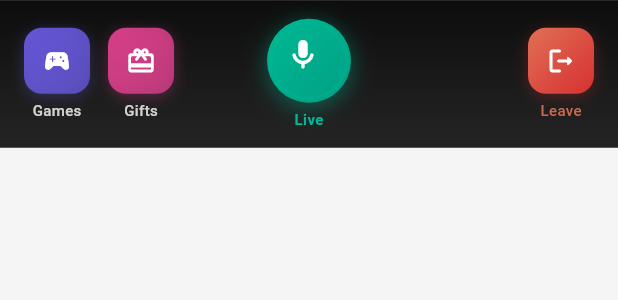
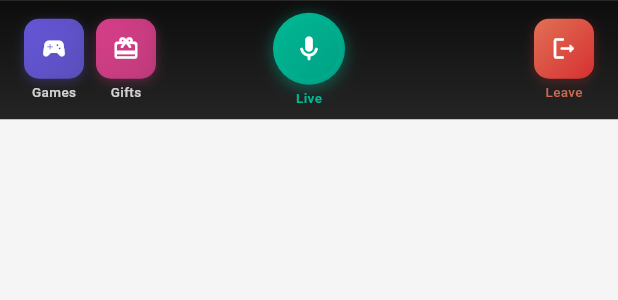
Before and after one commit to JuniorCarti/Haraka-Afya_AI, a Flutter app: the BottomControls widget shown alone on an empty page, opened directly with empty values, on a phone screen of 412 x 824 dp. Shown: the top 300 px of the screen. Run offline on Flutter 3.47's test engine with Material 3 defaults, Android fonts, the phone set to English and light mode, and no system bars; our stand-ins replace cached_network_image, cloud_firestore, emoji_picker_flutter, firebase_auth, firebase_core, flutter_dotenv and 15 more; missing offline and left inert: device_calendar, flutter_facebook_auth, flutter_polyline_points, flutter_webrtc; accounts and stored records are empty; network calls fail.

```diff
--- a/lib/screens/voice_room/widgets/bottom_controls.dart
+++ b/lib/screens/voice_room/widgets/bottom_controls.dart
@@ -25,7 +25,7 @@ class BottomControls extends StatelessWidget {
     return SafeArea(
       top: false,
       child: Container(
-        padding: const EdgeInsets.symmetric(horizontal: 16, vertical: 12),
+        padding: const EdgeInsets.symmetric(horizontal: 16, vertical: 8), // Reduced vertical padding
         decoration: BoxDecoration(
           gradient: LinearGradient(
             colors: [
@@ -60,7 +60,7 @@ class BottomControls extends StatelessWidget {
                       onPressed: onShowGamesMenu,
                       color: const Color(0xFF6C5CE7),
                     ),
-                    const SizedBox(width: 12),
+                    const SizedBox(width: 8), // Reduced spacing
 
                     _buildActionButton(
                       icon: Icons.card_giftcard_rounded,
@@ -68,7 +68,7 @@ class BottomControls extends StatelessWidget {
                       onPressed: onShowGiftMenu,
                       color: const Color(0xFFE84393),
                     ),
-                    const SizedBox(width: 12),
+                    const SizedBox(width: 8), // Reduced spacing
 
                     // Background button - only for host
                     if (isHost)
@@ -111,8 +111,8 @@ class BottomControls extends StatelessWidget {
       mainAxisSize: MainAxisSize.min,
       children: [
         Container(
-          width: 44,
-          height: 44,
+          width: 40, // Reduced from 44
+          height: 40, // Reduced from 44
           decoration: BoxDecoration(
             gradient: LinearGradient(
               colors: [
@@ -122,11 +122,11 @@ class BottomControls extends StatelessWidget {
               begin: Alignment.topLeft,
               end: Alignment.bottomRight,
             ),
-            borderRadius: BorderRadius.circular(12),
+            borderRadius: BorderRadius.circular(10), // Slightly smaller radius
             boxShadow: [
               BoxShadow(
                 color: color.withOpacity(0.3),
-                blurRadius: 8,
+                blurRadius: 6, // Reduced blur
                 offset: const Offset(0, 2),
               ),
             ],
@@ -135,19 +135,19 @@ class BottomControls extends StatelessWidget {
             icon: Icon(
               icon,
               color: Colors.white,
-              size: 20,
+              size: 18, // Reduced icon size
             ),
             onPressed: onPressed,
             padding: EdgeInsets.zero,
             tooltip: label,
           ),
         ),
-        const SizedBox(height: 4),
+        const SizedBox(height: 2), // Reduced spacing
         Text(
           label,
           style: TextStyle(
             color: Colors.white.withOpacity(0.8),
-            fontSize: 10,
+            fontSize: 9, // Reduced font size
             fontWeight: FontWeight.w500,
           ),
         ),
@@ -160,8 +160,8 @@ class BottomControls extends StatelessWidget {
       mainAxisSize: MainAxisSize.min,
       children: [
         Container(
-          width: 56,
-          height: 56,
+          width: 48, // Reduced from 56
+          height: 48, // Reduced from 56
           decoration: BoxDecoration(
             shape: BoxShape.circle,
             gradient: isMuted
@@ -178,9 +178,9 @@ class BottomControls extends StatelessWidget {
             boxShadow: [
               BoxShadow(
                 color: (isMuted ? const Color(0xFF636E72) : const Color(0xFF00B894)).withOpacity(0.4),
-                blurRadius: 12,
+                blurRadius: 8, // Reduced blur
                 spreadRadius: 1,
-                offset: const Offset(0, 3),
+                offset: const Offset(0, 2), // Reduced offset
               ),
             ],
           ),
@@ -195,7 +195,7 @@ class BottomControls extends StatelessWidget {
                       shape: BoxShape.circle,
                       border: Border.all(
                         color: const Color(0xFF00B894).withOpacity(0.3),
-                        width: 2,
+                        width: 1.5, // Reduced border width
                       ),
                     ),
                   ),
@@ -205,7 +205,7 @@ class BottomControls extends StatelessWidget {
                 icon: Icon(
                   isMuted ? Icons.mic_off_rounded : Icons.mic_rounded,
                   color: Colors.white,
-                  size: 24,
+                  size: 20, // Reduced icon size
                 ),
                 onPressed: onToggleMicrophone,
                 padding: EdgeInsets.zero,
@@ -214,12 +214,12 @@ class BottomControls extends StatelessWidget {
             ],
           ),
         ),
-        const SizedBox(height: 4),
+        const SizedBox(height: 2), // Reduced spacing
         Text(
           isMuted ? 'Muted' : 'Live',
           style: TextStyle(
             color: isMuted ? const Color(0xFFE17055) : const Color(0xFF00B894),
-            fontSize: 10,
+            fontSize: 9, // Reduced font size
             fontWeight: FontWeight.bold,
           ),
         ),
@@ -232,19 +232,19 @@ class BottomControls extends StatelessWidget {
       mainAxisSize: MainAxisSize.min,
       children: [
         Container(
-          width: 44,
-          height: 44,
+          width: 40, // Reduced from 44
+          height: 40, // Reduced from 44
           decoration: BoxDecoration(
             gradient: const LinearGradient(
               colors: [Color(0xFFE17055), Color(0xFFD63031)],
               begin: Alignment.topLeft,
               end: Alignment.bottomRight,
             ),
-            borderRadius: BorderRadius.circular(12),
+            borderRadius: BorderRadius.circular(10), // Slightly smaller radius
             boxShadow: [
               BoxShadow(
                 color: const Color(0xFFD63031).withOpacity(0.3),
-                blurRadius: 8,
+                blurRadius: 6, // Reduced blur
                 offset: const Offset(0, 2),
               ),
             ],
@@ -253,19 +253,19 @@ class BottomControls extends StatelessWidget {
             icon: const Icon(
               Icons.logout_rounded,
               color: Colors.white,
-              size: 20,
+              size: 18, // Reduced icon size
             ),
             onPressed: onLeaveRoom,
             padding: EdgeInsets.zero,
             tooltip: 'Leave Room',
           ),
         ),
-        const SizedBox(height: 4),
+        const SizedBox(height: 2), // Reduced spacing
         Text(
           'Leave',
           style: TextStyle(
             color: const Color(0xFFE17055).withOpacity(0.9),
-            fontSize: 10,
+            fontSize: 9, // Reduced font size
             fontWeight: FontWeight.w500,
           ),
         ),
```
